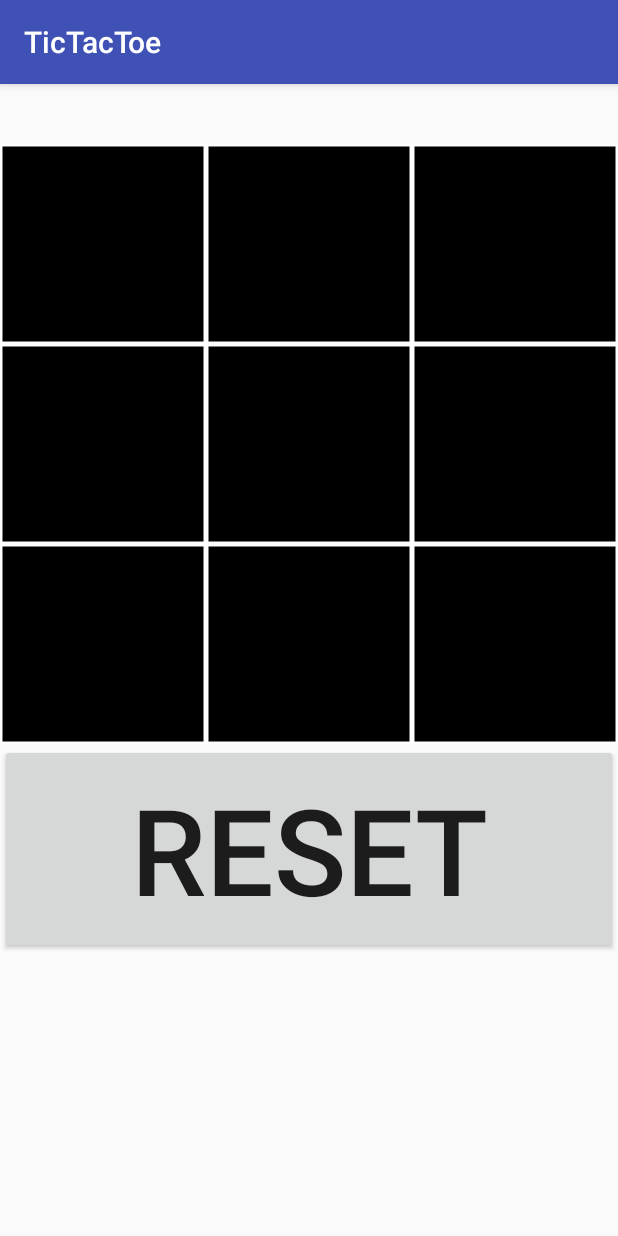
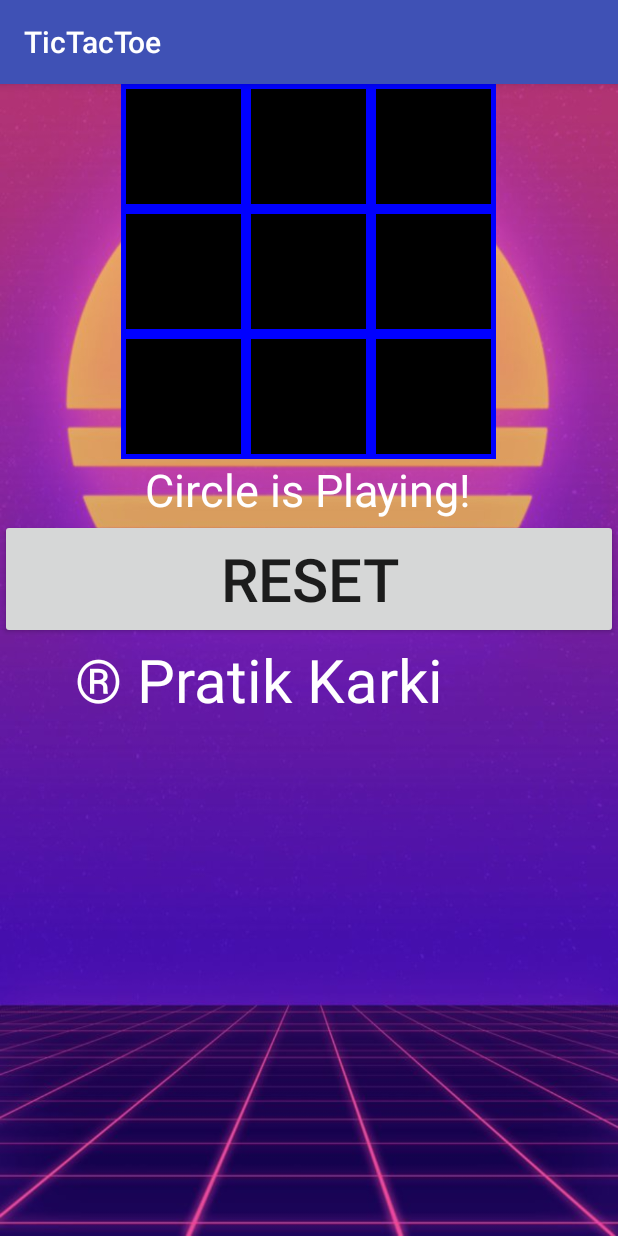
Before and after one commit to karkipra/tic-tac-toe, an Android app: the screen it shows after launch (MainActivity), on a phone screen of 412 x 824 dp. Run offline under Robolectric (Android 15) with nearby library versions, the phone set to English and light mode, and no system bars; our stand-ins replace Shimmer.

Commit message:
completed app

```diff
--- a/app/build.gradle
+++ b/app/build.gradle
@@ -27,7 +27,9 @@ dependencies {
     implementation"org.jetbrains.kotlin:kotlin-stdlib-jdk7:$kotlin_version"
     implementation 'com.android.support:appcompat-v7:28.0.0-rc02'
     implementation 'com.android.support.constraint:constraint-layout:1.1.3'
+    implementation 'com.android.support:design:28.0.0-rc02'
     testImplementation 'junit:junit:4.12'
     androidTestImplementation 'com.android.support.test:runner:1.0.2'
     androidTestImplementation 'com.android.support.test.espresso:espresso-core:3.0.2'
+    implementation 'com.facebook.shimmer:shimmer:0.3.0'
 }
--- a/app/src/main/java/com/pratikkarki/tictactoe/MainActivity.kt
+++ b/app/src/main/java/com/pratikkarki/tictactoe/MainActivity.kt
@@ -2,7 +2,12 @@ package com.pratikkarki.tictactoe
 
 import android.support.v7.app.AppCompatActivity
 import android.os.Bundle
+import android.support.design.widget.Snackbar
 import kotlinx.android.synthetic.main.activity_main.*
+import android.widget.Toast;
+import com.pratikkarki.tictactoe.model.TicTacToeModel
+import com.pratikkarki.tictactoe.ui.TicTacTowView
+
 
 class MainActivity : AppCompatActivity() {
 
@@ -13,18 +18,30 @@ class MainActivity : AppCompatActivity() {
         super.onCreate(savedInstanceState)
         setContentView(R.layout.activity_main)
         reset()
+
+        shimmer.startShimmer()
     }
 
-    fun reset(){
+    fun reset() {
         btnReset.setOnClickListener {
+            TicTacToeModel.checker = true
+
             ticTacToeView.restart()
         }
     }
 
-    /*
-    public fun showMessage(msg: String) {
-        Toast.makeText(this, msg, Toast.LENGTH_LONG).show()
+
+    fun showMessage(msg: String) {
+        Snackbar.make(ticTacToeView, msg, Snackbar.LENGTH_LONG).show()
+        //Toast.makeText(this, msg, Toast.LENGTH_LONG).show()
     }
 
-    */
+    fun undo(msg: String) {
+
+        Snackbar.make(ticTacToeView, msg, Snackbar.LENGTH_LONG).setAction(R.string.Undo){
+            TicTacToeModel.undo()
+            ticTacToeView.invalidate()
+        }.show()
+
+    }
 }
--- a/app/src/main/java/com/pratikkarki/tictactoe/ui/TicTacTowView.kt
+++ b/app/src/main/java/com/pratikkarki/tictactoe/ui/TicTacTowView.kt
@@ -1,34 +1,48 @@
 package com.pratikkarki.tictactoe.ui
 
 import android.content.Context
-import android.graphics.Canvas
-import android.graphics.Color
-import android.graphics.Paint
-import android.graphics.PointF
+import android.graphics.*
 import android.util.AttributeSet
 import android.view.MotionEvent
 import android.view.View
 import com.pratikkarki.tictactoe.MainActivity
+import com.pratikkarki.tictactoe.R
 import com.pratikkarki.tictactoe.model.TicTacToeModel
 import kotlinx.android.synthetic.main.activity_main.*
 
 class TicTacTowView(context: Context?, attrs: AttributeSet?) : View(context, attrs) {
     private val paintBackGround: Paint = Paint()
     private val paintLine: Paint = Paint()
-    private var myX: Float = 0F
-    private var myY: Float = 0F
+    private val paintLine1: Paint = Paint()
+    private val paintLine2: Paint = Paint()
+    private val paintText: Paint = Paint()
+
+
+    private var bitmapBg = BitmapFactory.decodeResource(resources, R.drawable.donny)
+
 
     private var circs = mutableListOf<PointF>()
 
 
     init {
         paintBackGround.color = Color.BLACK
-        paintBackGround.strokeWidth = 5F
+        paintBackGround.strokeWidth = 10F
         paintBackGround.style = Paint.Style.FILL
 
-        paintLine.color = Color.WHITE
+        paintLine.color = Color.BLUE
         paintLine.style = Paint.Style.STROKE
-        paintLine.strokeWidth = 5F
+        paintLine.strokeWidth = 10F
+
+        paintLine1.color = Color.RED
+        paintLine1.style = Paint.Style.STROKE
+        paintLine1.strokeWidth = 10F
+
+        paintLine2.color = Color.GREEN
+        paintLine2.style = Paint.Style.STROKE
+        paintLine2.strokeWidth = 10F
+
+        paintText.color = Color.MAGENTA
+        paintText.textSize = 100F
 
     }
 
@@ -42,11 +56,26 @@ class TicTacTowView(context: Context?, attrs: AttributeSet?) : View(context, att
         canvas?.drawRect(0F, 0F,
                 width.toFloat(), height.toFloat(), paintLine)
 
+        //canvas?.drawText("Hello", 10F, height.toFloat(), paintText)
+
         //Four lines
 
         drawGameArea(canvas)
 
         drawPlayers(canvas)
+
+        if (TicTacToeModel.checker == false) {
+            (context as MainActivity).player.text = "The Game is Over!"
+        } else {
+
+            if (TicTacToeModel.getNextPlayer() == TicTacToeModel.CIRCLE) {
+                (context as MainActivity).player.text = "Circle is Playing!"
+            } else {
+                (context as MainActivity).player.text = "Cross is Playing!"
+            }
+        }
+
+
 
 
     }
@@ -75,16 +104,16 @@ class TicTacTowView(context: Context?, attrs: AttributeSet?) : View(context, att
                 if (TicTacToeModel.getFieldContent(i, j) == TicTacToeModel.CIRCLE) {
                     val centerX = (i * width / 3 + width / 6).toFloat()
                     val centerY = (j * height / 3 + height / 6).toFloat()
-                    val radius = height / 6 - 2
+                    val radius = (height / 6 - 2)
 
-                    canvas.drawCircle(centerX, centerY, radius.toFloat(), paintLine)
+                    canvas.drawCircle(centerX, centerY, radius.toFloat()-15, paintLine1)
                 } else if (TicTacToeModel.getFieldContent(i, j) == TicTacToeModel.CROSS) {
                     canvas.drawLine((i * width / 3).toFloat(), (j * height / 3).toFloat(),
                             ((i + 1) * width / 3).toFloat(),
-                            ((j + 1) * height / 3).toFloat(), paintLine)
+                            ((j + 1) * height / 3).toFloat(), paintLine2)
 
                     canvas.drawLine(((i + 1) * width / 3).toFloat(), (j * height / 3).toFloat(),
-                            (i * width / 3).toFloat(), ((j + 1) * height / 3).toFloat(), paintLine)
+                            (i * width / 3).toFloat(), ((j + 1) * height / 3).toFloat(), paintLine2)
                 }
             }
         }
@@ -92,21 +121,45 @@ class TicTacTowView(context: Context?, attrs: AttributeSet?) : View(context, att
 
 
     override fun onTouchEvent(event: MotionEvent): Boolean {
+
         val tX = event.x.toInt() / (width / 3)
         val tY = event.y.toInt() / (height / 3)
 
-        if (tX < 3 && tY < 3 &&
-                TicTacToeModel.getFieldContent(tX, tY) == TicTacToeModel.EMPTY) {
+        if (tX < 3 && tY < 3 && TicTacToeModel.getFieldContent(tX, tY) == TicTacToeModel.EMPTY){
+            if(TicTacToeModel.checker == true) {
+                TicTacToeModel.setFieldContent(tX, tY, TicTacToeModel.getNextPlayer())
+                TicTacToeModel.changeNextPlayer()
 
-            TicTacToeModel.setFieldContent(tX, tY, TicTacToeModel.getNextPlayer())
-            TicTacToeModel.changeNextPlayer()
-            invalidate()
+                val winner = TicTacToeModel.win()
+                (context as MainActivity).undo("Undo")
 
-            //(context as MainActivity).showMessage("you have won")
+                if (winner == TicTacToeModel.CROSS) {
+                    (context as MainActivity).showMessage("Cross has won!")
+                    TicTacToeModel.checker = false
+                } else if (winner == TicTacToeModel.CIRCLE) {
+                    (context as MainActivity).showMessage("Circle has won!")
+                    TicTacToeModel.checker = false
+                }
+
+
+
+                invalidate()
+            }
+
         }
+
 
         return super.onTouchEvent(event)
     }
+
+    override fun onSizeChanged(w: Int, h: Int, oldw: Int, oldh: Int) {
+        super.onSizeChanged(w, h, oldw, oldh)
+
+        paintText.textSize = height.toFloat() / 3
+
+        bitmapBg = Bitmap.createScaledBitmap(bitmapBg, width, height, false)
+    }
+
 
     public fun restart() {
         TicTacToeModel.resetModel()
--- a/app/src/main/res/layout/activity_main.xml
+++ b/app/src/main/res/layout/activity_main.xml
@@ -6,21 +6,50 @@
     android:layout_height="match_parent"
     android:orientation="vertical"
     tools:context=".MainActivity"
-    android:gravity="center_horizontal">
+    android:gravity="center_horizontal"
+    android:background="@drawable/retro">
 
     <com.pratikkarki.tictactoe.ui.TicTacTowView
-        android:layout_marginTop="40dp"
         android:id="@+id/ticTacToeView"
+        android:layout_centerHorizontal="true"
+        android:layout_width="250dp"
+        android:layout_height="250dp" />
+
+    <TextView
+        android:id="@+id/player"
         android:layout_width="wrap_content"
-        android:layout_height="400dp" />
-
+        android:layout_height="40dp"
+        android:textSize="30dp"
+        android:layout_centerHorizontal="true"
+        android:text=""
+        android:textColor="#ffffff"
+        />
 
     <Button
         android:layout_width="match_parent"
-        android:layout_height="140dp"
+        android:layout_height="80dp"
         android:id="@+id/btnReset"
         android:text="@string/Reset"
-        android:textSize="80dp"/>
+        android:textSize="40dp"
+        android:layout_gravity="center_horizontal"/>
+
+    <com.facebook.shimmer.ShimmerFrameLayout
+        android:id="@+id/shimmer"
+        android:layout_width="match_parent"
+        android:layout_height="wrap_content"
+        android:layout_centerHorizontal="true">
+
+        <TextView
+            android:id="@+id/tvPlayer"
+            android:layout_width="wrap_content"
+            android:layout_height="wrap_content"
+            android:text="® Pratik Karki"
+            android:textColor="#FFFFFF"
+            android:layout_centerHorizontal="true"
+            android:paddingLeft="50dp"
+            android:textSize="40sp" />
+
+    </com.facebook.shimmer.ShimmerFrameLayout>
 
 
 
--- a/app/src/main/res/values/strings.xml
+++ b/app/src/main/res/values/strings.xml
@@ -1,4 +1,8 @@
 <resources>
     <string name="app_name">TicTacToe</string>
     <string name="Reset">Reset</string>
+    <string name="Cross">Cross is Playing!</string>
+    <string name="Circle">Circle is Playing!</string>
+    <string name="Undo">Undo Last Move</string>
+
 </resources>
```
Also changed, not shown: app/src/main/java/com/pratikkarki/tictactoe/model/TicTacToeModel.kt (+101 -11 lines), app/src/main/res/drawable/retro.png (added), 1 other file.
